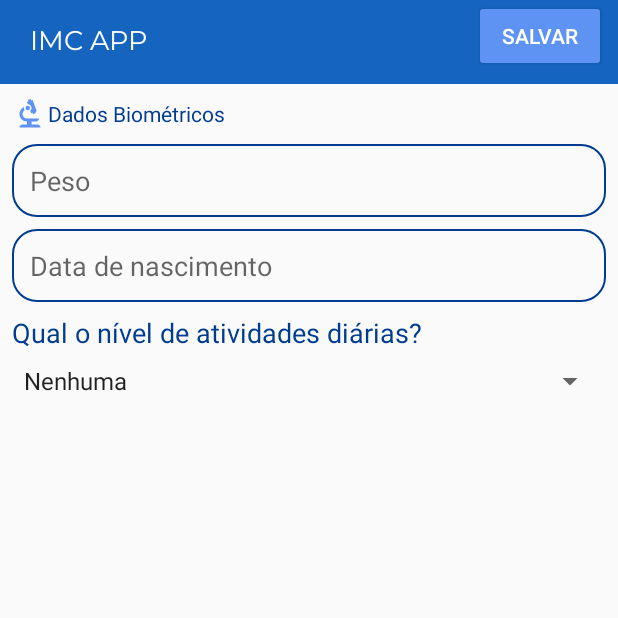
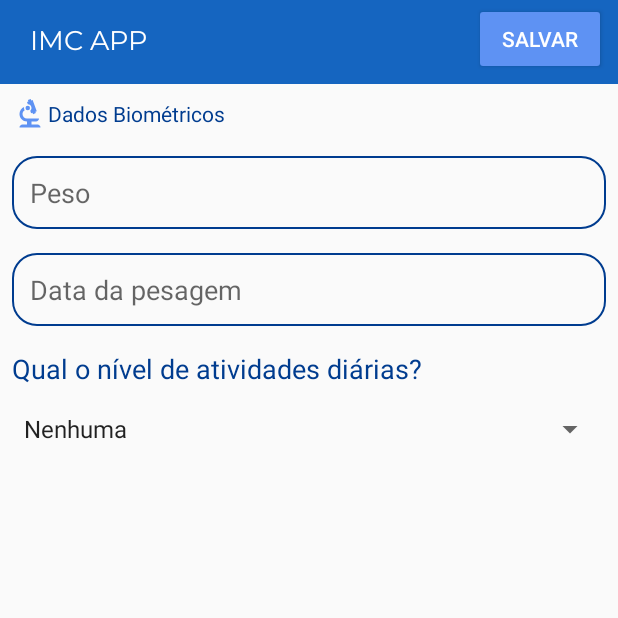
Before and after one commit to OChriiis/projeto_android_imc_ncd, an Android app: the DadosBiometria screen opened directly, with no data from a screen before it, on a phone screen of 412 x 824 dp, the top half of it. Run offline under Robolectric (Android 15) with nearby library versions, the phone set to English and light mode, and no system bars; Roboto replaces fonts that are not available here.

Commit message:
Atualizações

```diff
--- a/imc-ds2m-a/app/src/main/java/br/senai/sp/jandira/imcapp20_a/model/Biometria.kt
+++ b/imc-ds2m-a/app/src/main/java/br/senai/sp/jandira/imcapp20_a/model/Biometria.kt
@@ -5,7 +5,5 @@ import java.time.LocalDate
 data class Biometria (
     var id: Int = 0,
     var peso: Double = 0.0,
-    var nivelAtiviade: Int = 0,
-    var dataPesagem: LocalDate = LocalDate.now(),
-    var usuario: Usuario
-)
+    var nivelAtividade: Int = 0,
+    var dataPesagem: String)
--- a/imc-ds2m-a/app/src/main/java/br/senai/sp/jandira/imcapp20_a/ui/DadosBiometria.kt
+++ b/imc-ds2m-a/app/src/main/java/br/senai/sp/jandira/imcapp20_a/ui/DadosBiometria.kt
@@ -1,11 +1,19 @@
 package br.senai.sp.jandira.imcapp20_a.ui
 
+import BiometriaDao
+import android.app.DatePickerDialog
 import androidx.appcompat.app.AppCompatActivity
 import android.os.Bundle
 import android.widget.Button
 import android.widget.EditText
 import android.widget.Spinner
+import android.widget.Toast
 import br.senai.sp.jandira.imcapp20_a.R
+import br.senai.sp.jandira.imcapp20_a.model.Biometria
+import kotlinx.android.synthetic.main.activity_dados_biometria.*
+import kotlinx.android.synthetic.main.activity_novo_usuario.bt_gravar
+import kotlinx.android.synthetic.main.activity_novo_usuario.et_data_nascimento
+import java.util.*
 
 
 class DadosBiometria : AppCompatActivity() {
@@ -13,10 +21,50 @@ class DadosBiometria : AppCompatActivity() {
         super.onCreate(savedInstanceState)
         setContentView(R.layout.activity_dados_biometria)
 
+        val calendario = Calendar.getInstance()
+        val ano = calendario.get(Calendar.YEAR)
+        val mes = calendario.get(Calendar.MONTH)
+        val dia = calendario.get(Calendar.DAY_OF_MONTH)
+
+        et_data_pesagem.setOnClickListener {
+            val dpd = DatePickerDialog(this,
+                DatePickerDialog.OnDateSetListener { view, _ano, _mes, _dia ->
+                    et_data_nascimento.setText("$_dia/${_mes + 1}/$_ano")
+
+                    var diaZero = "$_dia"
+                    var mesZero = "$_mes"
+                    if (_dia < 10) {
+                        diaZero = "0$_dia"
+                    }
+                    if (_mes < 9) {
+                        mesZero = "0${_mes + 1}"
+                    }
+
+                }, ano, mes, dia
+            )
+            dpd.show()
+        }
+
         val btnGravar: Button = findViewById(R.id.bt_gravar)
-        val etPeso: EditText = findViewById(R.id.et_peso)
+        val et_peso: EditText = findViewById(R.id.et_email)
         val spinnerNivelAtividade: Spinner = findViewById(R.id.spinner_nivel_atv)
-        val et_data_nascimento: EditText = findViewById(R.id.et_data_nascimento)
+        val et_data_pesagem: EditText = findViewById(R.id.et_data_pesagem)
+
+        btnGravar.setOnClickListener {
+            val biometria = Biometria(
+                0,
+                et_peso.text.toString().toDouble(),
+                et_data_pesagem.text.toString().toInt(),
+                spinnerNivelAtividade.toString()
+            )
+
+            val dao = BiometriaDao(this, biometria)
+            dao.gravar()
+
+            Toast.makeText(this, "Dados gravados com sucesso!!", Toast.LENGTH_SHORT).show()
+
+
+        }
+
     }
-
 }
--- a/imc-ds2m-a/app/src/main/java/br/senai/sp/jandira/imcapp20_a/ui/NovoUsuarioActivity.kt
+++ b/imc-ds2m-a/app/src/main/java/br/senai/sp/jandira/imcapp20_a/ui/NovoUsuarioActivity.kt
@@ -72,7 +72,7 @@ class NovoUsuarioActivity : AppCompatActivity() {
 
             //Gravar no banco de dados sqlite
             val usuario = Usuario(0,
-                et_peso.text.toString(),
+                et_email.text.toString(),
                 et_senha.text.toString(),
                 et_nome.text.toString(),
                 et_profissao.text.toString(),
--- a/imc-ds2m-a/app/src/main/res/layout/activity_dados_biometria.xml
+++ b/imc-ds2m-a/app/src/main/res/layout/activity_dados_biometria.xml
@@ -20,10 +20,10 @@
         app:layout_constraintTop_toTopOf="parent" />
 
     <EditText
-        android:id="@+id/et_peso"
+        android:id="@+id/et_email"
         android:layout_width="0dp"
         android:layout_height="wrap_content"
-        android:layout_marginTop="8dp"
+        android:layout_marginTop="16dp"
         android:background="@drawable/edit_text_login_background"
         android:ems="10"
         android:hint="Peso"
@@ -34,20 +34,20 @@
         app:layout_constraintTop_toBottomOf="@+id/textView4" />
 
     <EditText
-        android:id="@+id/et_data_nascimento"
+        android:id="@+id/et_data_pesagem"
         android:layout_width="0dp"
         android:layout_height="wrap_content"
-        android:layout_marginTop="8dp"
+        android:layout_marginTop="16dp"
         android:background="@drawable/edit_text_login_background"
         android:ems="10"
         android:focusable="false"
-        android:hint="Data de nascimento"
+        android:hint="Data da pesagem"
         android:inputType="textPersonName"
         android:padding="12dp"
-        app:layout_constraintEnd_toEndOf="@+id/et_peso"
+        app:layout_constraintEnd_toEndOf="@+id/et_email"
         app:layout_constraintHorizontal_bias="0.0"
-        app:layout_constraintStart_toStartOf="@+id/et_peso"
-        app:layout_constraintTop_toBottomOf="@+id/et_peso" />
+        app:layout_constraintStart_toStartOf="@+id/et_email"
+        app:layout_constraintTop_toBottomOf="@+id/et_email" />
 
     <TextView
         android:id="@+id/textView4"
@@ -71,26 +71,26 @@
         android:layout_width="match_parent"
         android:layout_height="wrap_content"
         android:layout_marginStart="8dp"
-        android:layout_marginTop="8dp"
+        android:layout_marginTop="16dp"
         android:layout_marginEnd="8dp"
         android:text="Qual o nível de atividades diárias?"
         android:textAppearance="@style/label_dark_background"
         android:textColor="@color/colorPrimaryDark"
-        app:layout_constraintEnd_toEndOf="@+id/et_peso"
-        app:layout_constraintStart_toStartOf="@+id/et_peso"
-        app:layout_constraintTop_toBottomOf="@+id/et_data_nascimento" />
+        app:layout_constraintEnd_toEndOf="@+id/et_email"
+        app:layout_constraintStart_toStartOf="@+id/et_email"
+        app:layout_constraintTop_toBottomOf="@+id/et_data_pesagem" />
 
     <Spinner
         android:id="@+id/spinner_nivel_atv"
         android:layout_width="match_parent"
         android:layout_height="wrap_content"
         android:layout_marginStart="8dp"
-        android:layout_marginTop="8dp"
+        android:layout_marginTop="16dp"
         android:layout_marginEnd="8dp"
         android:entries="@array/atividades"
-        app:layout_constraintEnd_toEndOf="@+id/et_peso"
+        app:layout_constraintEnd_toEndOf="@+id/et_email"
         app:layout_constraintHorizontal_bias="0.0"
-        app:layout_constraintStart_toStartOf="@+id/et_peso"
+        app:layout_constraintStart_toStartOf="@+id/et_email"
         app:layout_constraintTop_toBottomOf="@+id/text_view_atividades" />
 
     <Button
@@ -98,6 +98,7 @@
         style="@style/Widget.AppCompat.Button.Colored"
         android:layout_width="0dp"
         android:layout_height="wrap_content"
+        android:layout_marginTop="2dp"
         android:layout_marginEnd="8dp"
         android:text="Salvar"
         app:layout_constraintEnd_toEndOf="@+id/toolbar4"
--- a/imc-ds2m-a/app/src/main/res/layout/activity_dash_board.xml
+++ b/imc-ds2m-a/app/src/main/res/layout/activity_dash_board.xml
@@ -193,6 +193,7 @@
         app:layout_constraintTop_toBottomOf="@+id/header">
 
         <androidx.constraintlayout.widget.ConstraintLayout
+            android:id="@+id/cv_pesar_agora"
             android:layout_width="match_parent"
             android:layout_height="match_parent">
 
```
Also changed, not shown: imc-ds2m-a/app/src/main/java/br/senai/sp/jandira/imcapp20_a/dao/BiometriaDao.kt (+19 -0 lines), imc-ds2m-a/app/src/main/java/br/senai/sp/jandira/imcapp20_a/ui/DashBoardActivity.kt (+9 -1 lines), imc-ds2m-a/app/src/main/res/layout/activity_novo_usuario.xml (+5 -8 lines).
